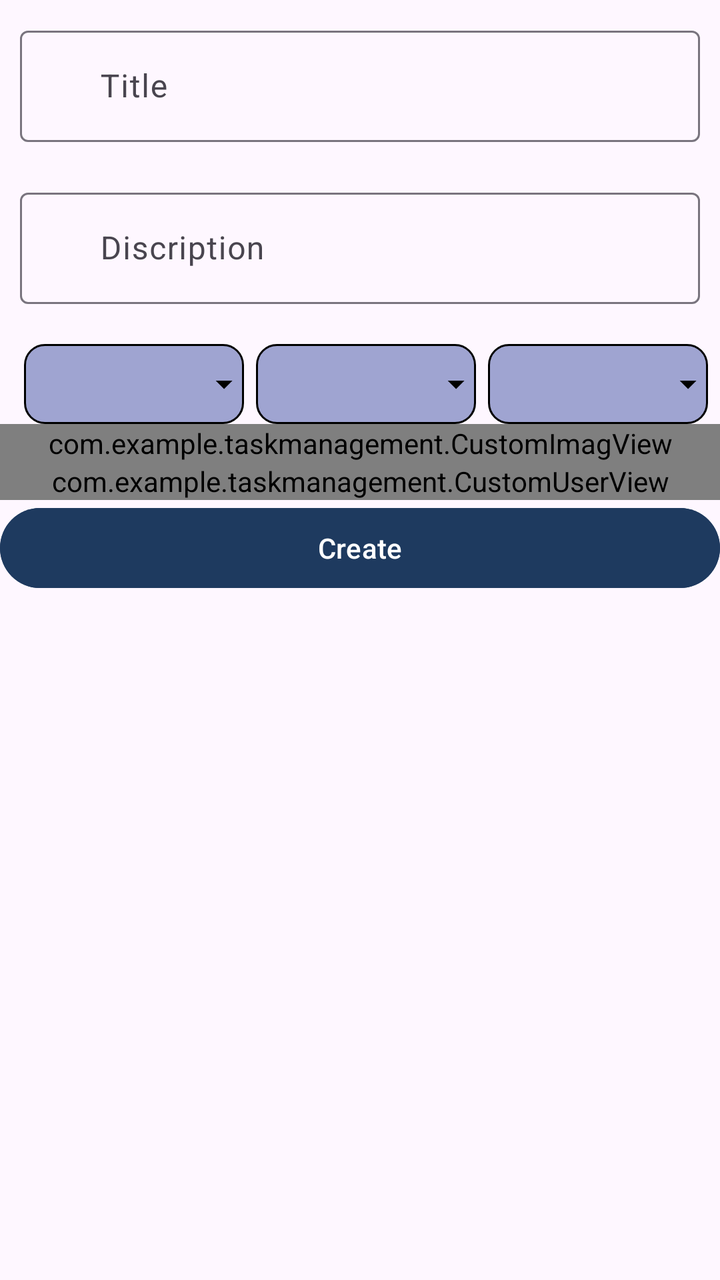
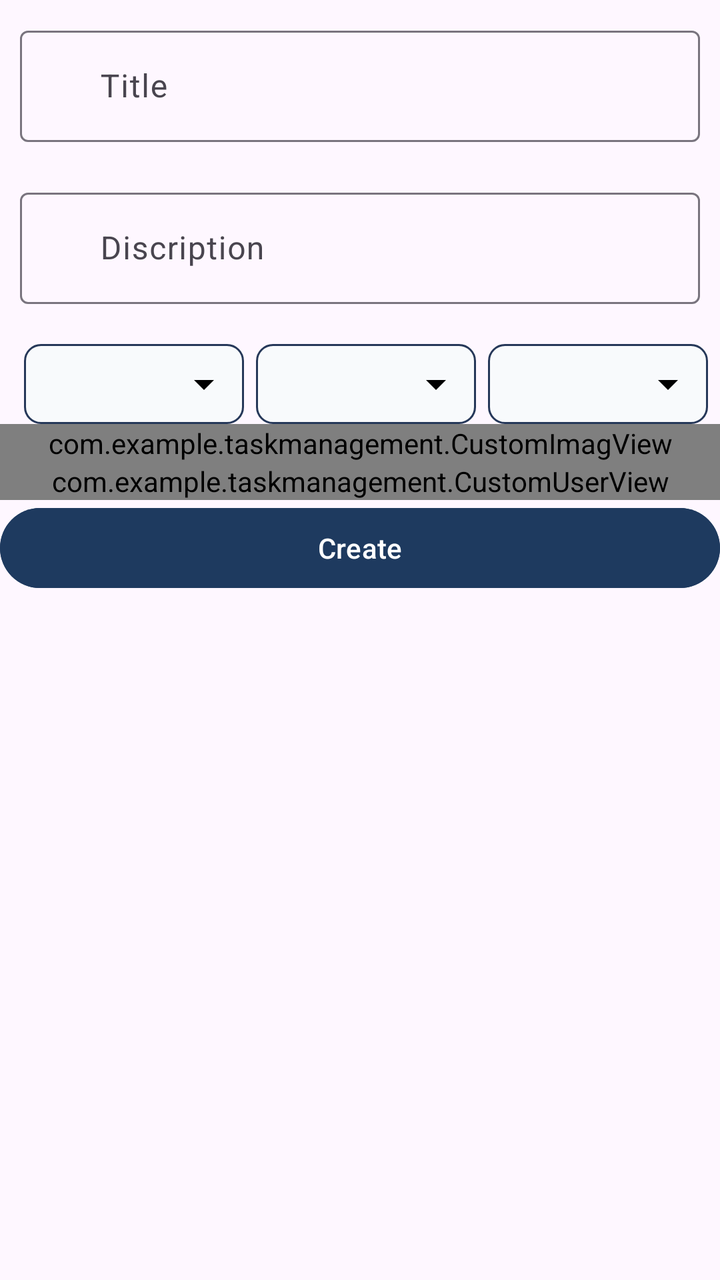

Before-and-after screenshots of an Android layout around one commit, followed by the original layout XML and the change that was made.
<!-- AndroidManifest.xml: application theme Theme.TaskManagement -->
<!-- res/layout/fragment_task.xml -->
<?xml version="1.0" encoding="utf-8"?>
<layout xmlns:android="http://schemas.android.com/apk/res/android"
    xmlns:tools="http://schemas.android.com/tools"
    xmlns:app="http://schemas.android.com/apk/res-auto">

    <data>

    </data>
<ScrollView
    android:layout_width="match_parent"
    android:layout_height="wrap_content">
    <LinearLayout
        android:layout_width="match_parent"
        android:layout_height="match_parent"
        android:orientation="vertical"
        tools:context=".TaskFragment">


        <com.google.android.material.textfield.TextInputLayout

            style="@style/Widget.Material3.TextInputLayout.OutlinedBox"
            android:id="@+id/title"
            android:layout_width="match_parent"
            android:layout_height="wrap_content"
            android:layout_margin="10dp"

            android:hint="Title">

            <com.google.android.material.textfield.TextInputEditText
                android:layout_width="match_parent"
                android:layout_height="wrap_content"
                android:paddingStart="40dp"/>
        </com.google.android.material.textfield.TextInputLayout>
        <LinearLayout
            android:id="@+id/Loader"
            android:orientation="vertical"
            android:layout_width="match_parent"
            android:visibility="gone"
            android:layout_height="wrap_content">
            <ProgressBar
                android:layout_width="match_parent"
                android:layout_height="wrap_content">

            </ProgressBar>
            <TextView
                android:gravity="center"
                android:text="Loading.."
                android:layout_width="match_parent"
                android:layout_height="wrap_content"/>
        </LinearLayout>
        <com.google.android.material.textfield.TextInputLayout
            style="@style/Widget.Material3.TextInputLayout.OutlinedBox"
            android:id="@+id/discription"
            android:layout_width="match_parent"
            android:layout_height="wrap_content"
            android:layout_margin="10dp"

            android:hint="Discription">

            <com.google.android.material.textfield.TextInputEditText
                android:layout_width="match_parent"
                android:layout_height="wrap_content"
                android:paddingStart="40dp"/>
        </com.google.android.material.textfield.TextInputLayout>
        <LinearLayout
            android:layout_width="match_parent"
            android:layout_height="wrap_content"
            android:orientation="horizontal"
            android:weightSum="3"
            android:paddingStart="6dp"
            android:paddingEnd="6dp">
            <FrameLayout
                android:layout_width="0dp"
                android:layout_height="40dp"
                android:layout_weight="1"
                android:layout_marginStart="6dp"
                android:layout_marginTop="10dp">

                <Spinner
                    android:id="@+id/spinner"
                    android:layout_width="match_parent"
                    android:layout_height="match_parent"
                    android:background="@drawable/spinner_bg"
                    android:spinnerMode="dropdown"
                    android:paddingStart="8dp"
                    android:paddingEnd="24dp"/>

                <ImageView
                    android:layout_width="20dp"
                    android:layout_height="20dp"
                    android:layout_gravity="end|center_vertical"
                    android:src="@drawable/outline_arrow_drop_down_24"
                    android:clickable="false"
                    android:focusable="false"/>

            </FrameLayout>
            <FrameLayout
                android:layout_width="0dp"
                android:layout_height="40dp"
                android:layout_weight="1"
                android:layout_marginStart="6dp"
                android:layout_marginTop="10dp">

                <Spinner
                    android:id="@+id/categoryspinner"
                    android:layout_width="match_parent"
                    android:layout_height="match_parent"
                    android:background="@drawable/spinner_bg"
                    android:spinnerMode="dropdown"
                    android:paddingStart="8dp"
                    android:paddingEnd="24dp"/>

                <ImageView
                    android:layout_width="20dp"
                    android:layout_height="20dp"
                    android:layout_gravity="end|center_vertical"
                    android:src="@drawable/outline_arrow_drop_down_24"
                    android:clickable="false"
                    android:focusable="false"/>

            </FrameLayout>
            <FrameLayout
                android:layout_width="0dp"
                android:layout_height="40dp"
                android:layout_weight="1"
                android:layout_marginStart="6dp"
                android:layout_marginTop="10dp">

                <Spinner
                    android:id="@+id/periorityspinner"
                    android:layout_width="match_parent"
                    android:layout_height="match_parent"
                    android:background="@drawable/spinner_bg"
                    android:spinnerMode="dropdown"
                    android:paddingStart="8dp"
                    android:paddingEnd="24dp"/>

                <ImageView
                    android:layout_width="20dp"
                    android:layout_height="20dp"
                    android:layout_gravity="end|center_vertical"
                    android:src="@drawable/outline_arrow_drop_down_24"
                    android:clickable="false"
                    android:focusable="false"/>

            </FrameLayout>
        </LinearLayout>
        <com.example.taskmanagement.CustomImagView
            android:id="@+id/customImageView"
            android:layout_width="match_parent"
            android:layout_height="wrap_content">

        </com.example.taskmanagement.CustomImagView>
       <com.example.taskmanagement.CustomUserView
           android:id="@+id/customUser"
           android:layout_width="match_parent"
           android:layout_height="wrap_content">

       </com.example.taskmanagement.CustomUserView>
        <Button
            android:id="@+id/savebtn"
            android:textColor="@color/white"
            android:text="Create"
            android:layout_gravity="center"
            android:backgroundTint="@color/darknavey"
            android:layout_width="match_parent"
            android:layout_height="wrap_content"/>
    </LinearLayout>
</ScrollView>

</layout>
<!-- resources referenced by this layout -->
<resources>
  <color name="darknavey">#1E3A5F</color>
  <color name="white">#FFFFFFFF</color>
  <!-- drawable outline_arrow_drop_down_24 (drawable) -->
  <vector xmlns:android="http://schemas.android.com/apk/res/android" android:height="24dp" android:tint="#000000" android:viewportHeight="960" android:viewportWidth="960" android:width="24dp">
        
      <path android:fillColor="@android:color/white" android:pathData="M480,600L280,400L680,400L480,600Z"/>
      
  </vector>
  <!-- drawable spinner_bg (drawable) -->
  <?xml version="1.0" encoding="utf-8"?>
  <shape xmlns:android="http://schemas.android.com/apk/res/android">
  <solid android:color="@color/status"/>
      <corners android:radius="10dp"/>
      <stroke
          android:width="1dp"
         />
  </shape>
  <style name="Theme.TaskManagement" parent="Base.Theme.TaskManagement" />
  <color name="status">#9fa4d1</color>
  <style name="Base.Theme.TaskManagement" parent="Theme.Material3.DayNight.NoActionBar">
          
          
      </style>
</resources>

<!-- the commit's change to res/layout/fragment_task.xml (unified diff, before → after) -->
@@ -85,13 +85,7 @@
                     android:paddingStart="8dp"
                     android:paddingEnd="24dp"/>
 
-                <ImageView
-                    android:layout_width="20dp"
-                    android:layout_height="20dp"
-                    android:layout_gravity="end|center_vertical"
-                    android:src="@drawable/outline_arrow_drop_down_24"
-                    android:clickable="false"
-                    android:focusable="false"/>
+
 
             </FrameLayout>
             <FrameLayout
@@ -110,13 +104,7 @@
                     android:paddingStart="8dp"
                     android:paddingEnd="24dp"/>
 
-                <ImageView
-                    android:layout_width="20dp"
-                    android:layout_height="20dp"
-                    android:layout_gravity="end|center_vertical"
-                    android:src="@drawable/outline_arrow_drop_down_24"
-                    android:clickable="false"
-                    android:focusable="false"/>
+
 
             </FrameLayout>
             <FrameLayout
@@ -135,13 +123,7 @@
                     android:paddingStart="8dp"
                     android:paddingEnd="24dp"/>
 
-                <ImageView
-                    android:layout_width="20dp"
-                    android:layout_height="20dp"
-                    android:layout_gravity="end|center_vertical"
-                    android:src="@drawable/outline_arrow_drop_down_24"
-                    android:clickable="false"
-                    android:focusable="false"/>
+
 
             </FrameLayout>
         </LinearLayout>
<!-- resource entries referenced after the edit -->
@@ -10,15 +10,26 @@
   </vector>
   <!-- drawable spinner_bg (drawable) -->
   <?xml version="1.0" encoding="utf-8"?>
-  <shape xmlns:android="http://schemas.android.com/apk/res/android">
-  <solid android:color="@color/status"/>
-      <corners android:radius="10dp"/>
-      <stroke
-          android:width="1dp"
-         />
-  </shape>
+  <layer-list xmlns:android="http://schemas.android.com/apk/res/android">
+  
+      <item>
+          <shape android:shape="rectangle">
+              <solid android:color="@color/grey" />
+              <corners android:radius="8dp" />
+              <stroke
+                  android:width="1dp"
+                  android:color="#263859" />
+          </shape>
+      </item>
+  
+      <item
+          android:drawable="@drawable/outline_arrow_drop_down_24"
+          android:gravity="end|center_vertical"
+          android:right="8dp" />
+  
+  </layer-list>
   <style name="Theme.TaskManagement" parent="Base.Theme.TaskManagement" />
-  <color name="status">#9fa4d1</color>
+  <color name="grey">#F8FAFC</color>
   <style name="Base.Theme.TaskManagement" parent="Theme.Material3.DayNight.NoActionBar">
           
           
